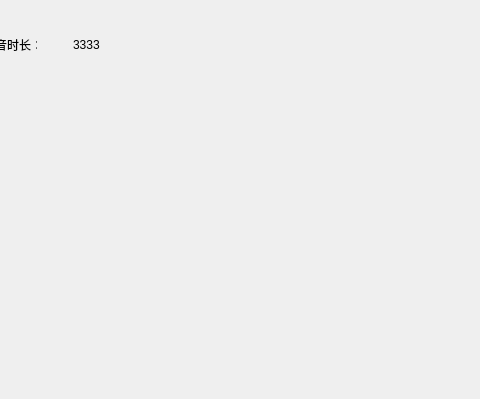
Before: the Qt Designer form src/luyin/mainwindow.ui in xhf613861/yinshipin, drawn with Qt 5; both pictures show x 207 to 687 and y 201 to 600 of the 800 by 600 pixel window.
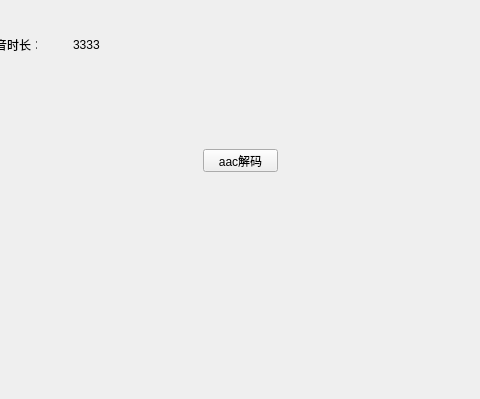
After: the same form once the commit is applied.

Commit message: 解码实战

The edit to the form file:
```diff
--- a/src/luyin/mainwindow.ui
+++ b/src/luyin/mainwindow.ui
@@ -170,6 +170,19 @@
      <string>aac编码</string>
     </property>
    </widget>
+   <widget class="QPushButton" name="pushButton_aacDcode">
+    <property name="geometry">
+     <rect>
+      <x>410</x>
+      <y>350</y>
+      <width>75</width>
+      <height>23</height>
+     </rect>
+    </property>
+    <property name="text">
+     <string>aac解码</string>
+    </property>
+   </widget>
   </widget>
   <widget class="QMenuBar" name="menubar">
    <property name="geometry">
```
The commit also changes 7 other files.
